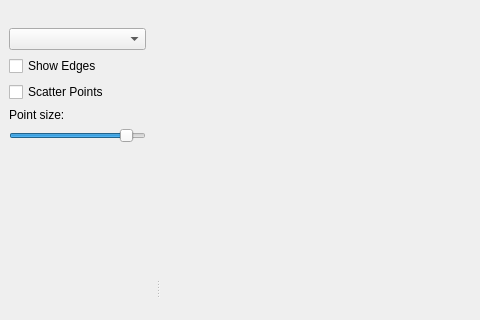
The window that src/vis/mainWindow.ui (Martin-Bela/Brain-Vis) describes before a commit, drawn with Qt 5; both pictures show x 0 to 480 and y 0 to 320 of the 765 by 745 pixel window.
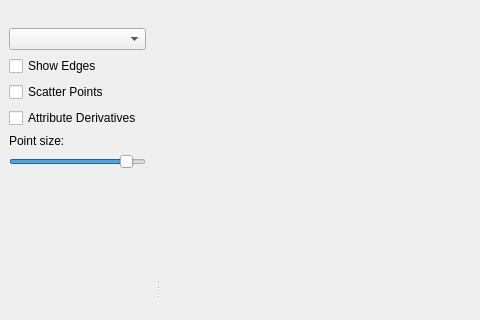
The same window after the commit. Custom widgets are drawn as their Qt base class.

Commit message: Add displaying the derivatives of neuron properties

Diff of the .ui file:
```diff
--- a/src/vis/mainWindow.ui
+++ b/src/vis/mainWindow.ui
@@ -82,6 +82,13 @@
          </property>
         </widget>
        </item>
+       <item>
+        <widget class="QCheckBox" name="showDerivativesCheckBox">
+         <property name="text">
+          <string>Attribute Derivatives</string>
+         </property>
+        </widget>
+       </item>
        <item>
         <widget class="QLabel" name="label">
          <property name="text">
```
Left out of the diff: 2 changed lines with no effect on the pictures. The commit also changes 3 other files.
